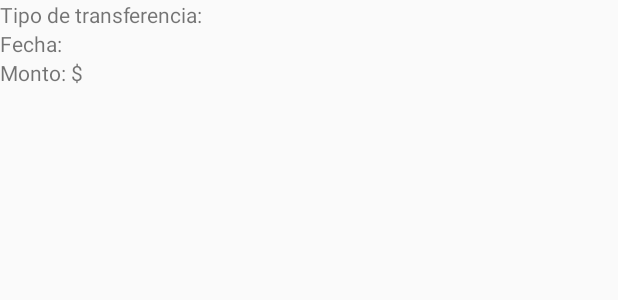
After one commit to AyrtonCorg/TPFinal-DAM, an Android app: the layout custom_adapters_adaptador_fila_ultimos_movimientos_de_cuenta.xml on its own in the app's theme, with its tools: preview values and no code run, on a phone screen of 412 x 824 dp. The commit adds this screen. Shown: the top 300 px of the screen. Run offline under Robolectric (Android 15) with nearby library versions, the phone set to English and light mode, and no system bars.

Commit message:
Menu de cuenta terminado

```diff
--- a/app/src/main/AndroidManifest.xml
+++ b/app/src/main/AndroidManifest.xml
@@ -13,6 +13,8 @@
         android:roundIcon="@mipmap/ic_launcher_round"
         android:supportsRtl="true"
         android:theme="@style/AppTheme">
+        <activity android:name=".CustomAdapters.AdaptadorFilaUltimosMovimientosDeCuenta"></activity>
+        <activity android:name=".CustomAdapters.AdaptadorFilaActividadUltimosMovimientos" />
 
         <receiver
             android:name=".ContraseniaReceiver"
--- a/app/src/main/java/com/dam/bancoMovil/dao/Database.java
+++ b/app/src/main/java/com/dam/bancoMovil/dao/Database.java
@@ -10,7 +10,7 @@ import com.dam.bancoMovil.modelo.Turno;
 import com.dam.bancoMovil.modelo.Usuario;
 
 @android.arch.persistence.room.Database(entities = {Usuario.class, Cuenta.class, Sucursal.class, Turno.class,
-                                                    Transferencia.class, PlazoFijo.class},version = 2,exportSchema = false)
+                                                    Transferencia.class, PlazoFijo.class},version = 3,exportSchema = false)
 public abstract class Database extends RoomDatabase {
     public abstract UsuarioDAO usuarioDAO();
     public abstract CuentaDAO cuentaDAO();
--- a/app/src/main/java/com/dam/bancoMovil/modelo/TipoTransferencia.java
+++ b/app/src/main/java/com/dam/bancoMovil/modelo/TipoTransferencia.java
@@ -1,5 +1,5 @@
 package com.dam.bancoMovil.modelo;
 
 public enum TipoTransferencia {
-    TRANSFERENCIA_RECIBIDA, TRANSFERENCIA_REALIZADAS, TODOS
+    DEPOSITO_AGREGAR_SALDO,DEPOSITO_PLAZO_FIJO,TRANSFERENCIA_RECIBIDA, TRANSFERENCIA_REALIZADAS, TODOS
 }
--- /dev/null
+++ b/app/src/main/res/layout/custom_adapters_adaptador_fila_ultimos_movimientos_de_cuenta.xml
@@ -0,0 +1,43 @@
+<?xml version="1.0" encoding="utf-8"?>
+<LinearLayout xmlns:android="http://schemas.android.com/apk/res/android"
+    xmlns:app="http://schemas.android.com/apk/res-auto"
+    android:layout_width="match_parent"
+    android:layout_height="wrap_content"
+    android:orientation="vertical">
+
+    <TextView
+        android:id="@+id/textViewMenuCuentaTipoTransferencia"
+        android:layout_width="match_parent"
+        android:layout_height="wrap_content"
+        android:layout_weight="1"
+        android:text="Tipo de transferencia:" />
+
+    <LinearLayout
+        android:layout_width="match_parent"
+        android:layout_height="wrap_content"
+        android:layout_weight="1"
+        android:orientation="horizontal">
+
+        <LinearLayout
+            android:layout_width="194dp"
+            android:layout_height="match_parent"
+            android:orientation="vertical">
+
+            <TextView
+                android:id="@+id/textViewMenuCuentaFecha"
+                android:layout_width="match_parent"
+                android:layout_height="wrap_content"
+                android:layout_weight="1"
+                android:text="Fecha:" />
+
+            <TextView
+                android:id="@+id/textViewMenuCuentaMonto"
+                android:layout_width="match_parent"
+                android:layout_height="wrap_content"
+                android:layout_weight="1"
+                android:text="Monto: $ " />
+        </LinearLayout>
+
+    </LinearLayout>
+
+</LinearLayout>
--- a/app/src/main/res/layout/menu_de_cuenta.xml
+++ b/app/src/main/res/layout/menu_de_cuenta.xml
@@ -69,7 +69,7 @@
 
         <ListView
             android:id="@+id/listView"
-            android:layout_width="422dp"
+            android:layout_width="0dp"
             android:layout_height="330dp"
             android:layout_marginStart="8dp"
             android:layout_marginTop="8dp"
--- a/app/src/main/res/menu/menu_opciones.xml
+++ b/app/src/main/res/menu/menu_opciones.xml
@@ -7,4 +7,5 @@
     <item android:id="@+id/turnos" android:title="@string/turnos"></item>
     <item android:id="@+id/ultimosMovimientos" android:title="Ultimos_movimientos"></item>
     <item android:id="@+id/administradorDeServicios" android:title="@string/administrador_de_servicios" />
+    <item android:id="@+id/cerrarSesion" android:title="Cerrar sesión" />
 </menu>
```
Also changed, not shown: app/src/main/java/com/dam/bancoMovil/CustomAdapters/AdaptadorFilaActividadUltimosMovimientos.java (added, +28 -0 lines), app/src/main/java/com/dam/bancoMovil/CustomAdapters/AdaptadorFilaUltimosMovimientosDeCuenta.java (added, +98 -0 lines), app/src/main/java/com/dam/bancoMovil/MenuDeCuenta.java (+11 -9 lines), app/src/main/java/com/dam/bancoMovil/RealizarTransferencia.java (+18 -33 lines), app/src/main/java/com/dam/bancoMovil/TransferenciaHolderDeMenuCuenta.java (added, +10 -0 lines), app/src/main/java/com/dam/bancoMovil/modelo/Transferencia.java (+14 -1 lines), app/src/main/res/anim/down_from_top.xml (added, +8 -0 lines), app/src/main/res/anim/up_from_bottom.xml (added, +8 -0 lines), app/src/main/res/layout/custom_adapters_adaptador_fila_actividad_ultimos_movimientos.xml (added, +9 -0 lines), app/src/main/res/drawable/pagos_realizados.JPG (added), app/src/main/res/drawable/pagos_recibidos.JPG (added).
